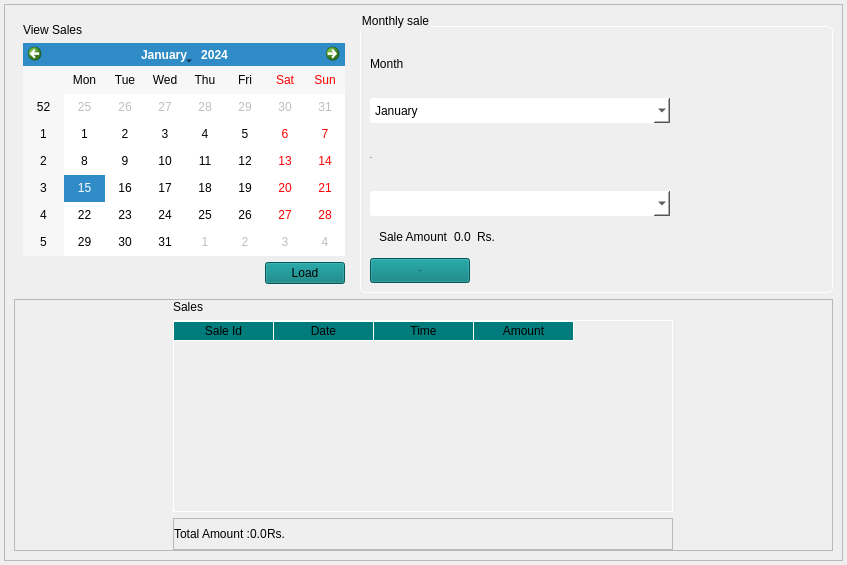
Above: ui/sales.ui from sarin32/Supermarket-Inventory-and-Sales-Management-System before the change. Below: the same form after it.
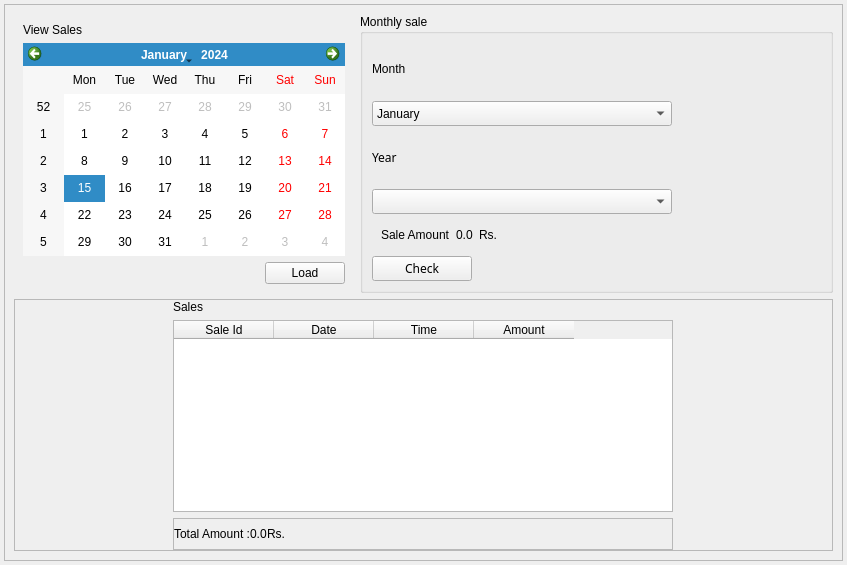
That is the form after the change.

Diff of the .ui file:
```diff
--- a/ui/sales.ui
+++ b/ui/sales.ui
@@ -13,117 +13,6 @@
   <property name="windowTitle">
    <string>Form</string>
   </property>
-  <property name="styleSheet">
-   <string notr="true">/*======================= QWidget=======================*/
-QWidget[type=&quot;main&quot;]{
-    background-color:rgb(0, 124, 124);
-}
-/*=======================================================*/
-
-/*======================= QLabel=========================*/
-QLabel{
-    font: 15px  &quot;Centular&quot;;
-}
-QLabel[type=&quot;bold&quot;]{
-    font-weight:bold;
-}
-QLabel[type=&quot;heading&quot;]{
-    font-weight:bold;
-    font-size:16px;
-}
-/*=======================================================*/
-
-/*======================= QPushButton=========================*/
-QPushButton{
-    font: 15px  &quot;Centular&quot;;
-    background-color:rgb(0, 124, 124);
-}
-/*=======================================================*/
-
-/*======================= QFrame=========================*/
-QFrame[type = &quot;mainframe&quot;]{
-    background-color:rgb(51, 152, 152);
-	border-radius:6px;
-}
-/*=======================================================*/
-
-/*======================= QGroupBox=========================*/
-QGroupBox {
-    border: 1px solid #fff;
-    border-radius: 5px;
-    margin-top:12px;
-    font: bold 12px  &quot;Centular&quot;;
- }
- QGroupBox::title {
-    subcontrol-origin: margin;
-    font: 8pt &quot;MS Sans Serif&quot;;
- }
-/*=======================================================*/
-
-/*======================= inputs=========================*/
-QComboBox,QSpinBox,QLineEdit{
-	background-color:rgb(255, 255, 255);
-	color:#000;
-	border-radius:3px;
-}
-QMessageBox,QInputDialog{
-	background-color: rgb(51, 152, 152);
-}
-/*=======================================================*/
-
-/*======================= tables=========================*/
-QTableWidget{
-	gridline-color: #ffffff;
-	background-color: transparent;
-	border:1px solid rgb(255, 255, 255);
-	font: 13px  &quot;Centular&quot;;
-}
-QHeaderView {
-	background-color: transparent;
-}
-QHeaderView::section {
-	background-color: rgb(0, 124, 124);
-	font: bold 13px  &quot;Centular&quot; ;
-	border-bottom: 1px solid #fff;
-    border-right: 1px solid #fff;
-}
-QHeaderView::section:horizontal{
-    border-top: 1px solid #fff;
-}
-QHeaderView::section:vertical{
-    border-left: 1px solid #fff;
-}
-QTableWidget::item::selected{
-    Color:#000;
-    Background: #fff;
-}
-/*=======================================================*/
-
-/*======================= menubar=========================*/
-QMenuBar{
-    background-color: #333399;
-    color: #999;
-}
-QMenuBar::item{
-    background-color: #333399;
-    color: #999;
-}
-QMenuBar::item::selected{
-    background-color: #3399cc;
-    color: #fff;
-}
-QMenu{
-    background-color: #3399cc;
-    color: #fff;
-}
-QMenu::item::selected{
-    background-color: #333399;
-    color: #999;
-}
-/*=======================================================*/
-
-</string>
-  </property>
   <property name="type" stdset="0">
    <string>main</string>
   </property>
@@ -258,7 +147,6 @@
            <property name="font">
             <font>
              <family>Centular</family>
-             <pointsize>-1</pointsize>
              <weight>50</weight>
              <italic>false</italic>
              <bold>false</bold>
@@ -338,7 +226,6 @@
            <property name="font">
             <font>
              <family>Centular</family>
-             <pointsize>-1</pointsize>
              <weight>50</weight>
              <italic>false</italic>
              <bold>false</bold>
```
